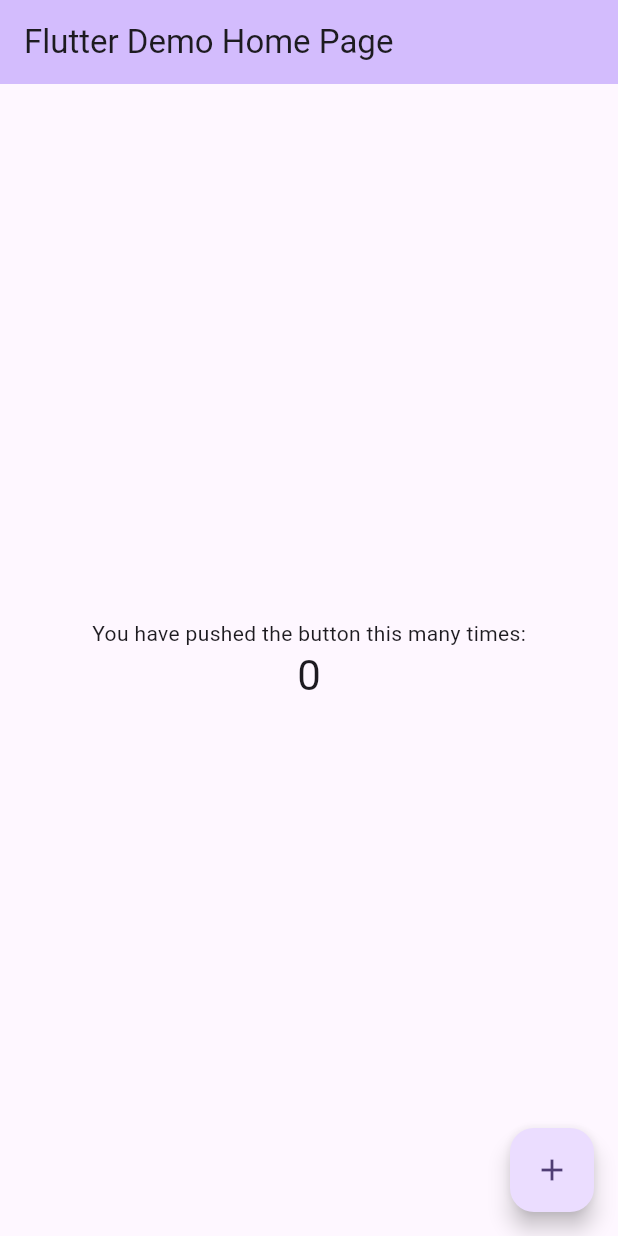
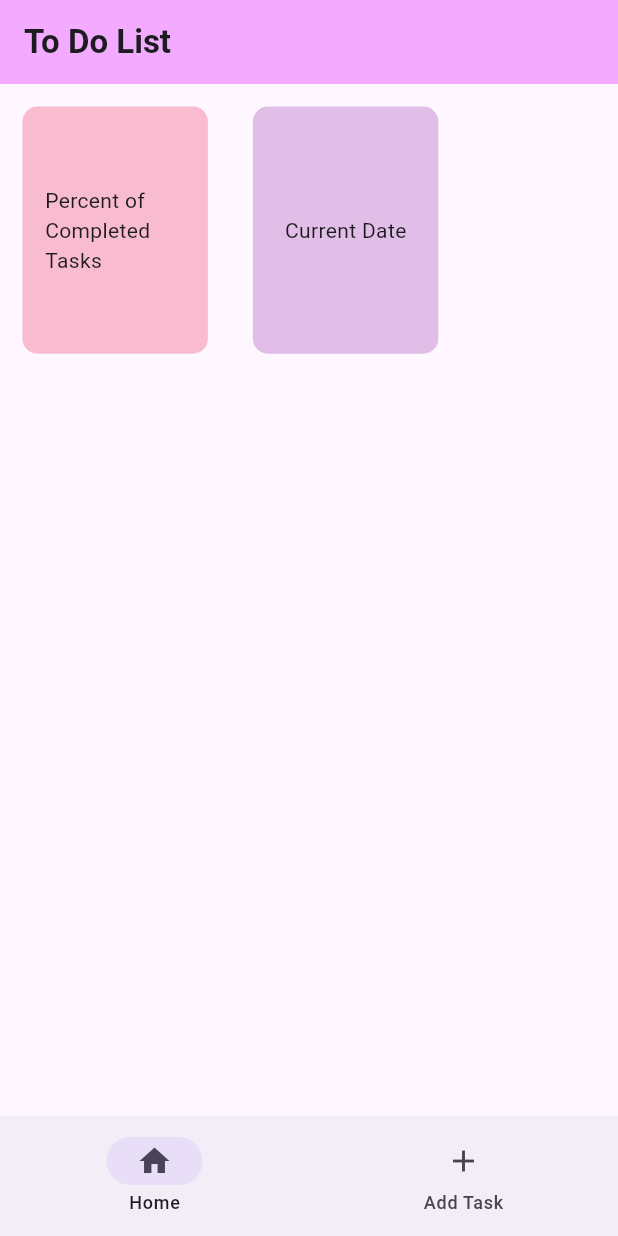
Before and after one commit to PineappleJuice13/to_do_app, a Flutter app: the screen it shows after launch, on a phone screen of 412 x 824 dp. Run offline on Flutter 3.47's test engine with Material 3 defaults, Android fonts, the phone set to English and light mode, and no system bars.

Commit message:
Created two screens and 3 widgets
- Began working on Home Screen and Task Creation Screen
- Began working on stats card and navigation widgets

```diff
--- a/lib/main.dart
+++ b/lib/main.dart
@@ -1,122 +1,30 @@
 import 'package:flutter/material.dart';
+import 'package:to_do_app/screens/home_screen.dart';
 
 void main() {
-  runApp(const MyApp());
+  runApp(const MyHomeApp());
 }
 
-class MyApp extends StatelessWidget {
-  const MyApp({super.key});
+// void main() {
+//   runApp(const MaterialApp(title: 'Navigation Basics', home: FirstRoute()));
+// }
 
-  // This widget is the root of your application.
-  @override
-  Widget build(BuildContext context) {
-    return MaterialApp(
-      title: 'Flutter Demo',
-      theme: ThemeData(
-        // This is the theme of your application.
-        //
-        // TRY THIS: Try running your application with "flutter run". You'll see
-        // the application has a purple toolbar. Then, without quitting the app,
-        // try changing the seedColor in the colorScheme below to Colors.green
-        // and then invoke "hot reload" (save your changes or press the "hot
-        // reload" button in a Flutter-supported IDE, or press "r" if you used
-        // the command line to start the app).
-        //
-        // Notice that the counter didn't reset back to zero; the application
-        // state is not lost during the reload. To reset the state, use hot
-        // restart instead.
-        //
-        // This works for code too, not just values: Most code changes can be
-        // tested with just a hot reload.
-        colorScheme: .fromSeed(seedColor: Colors.deepPurple),
-      ),
-      home: const MyHomePage(title: 'Flutter Demo Home Page'),
-    );
-  }
-}
-
-class MyHomePage extends StatefulWidget {
-  const MyHomePage({super.key, required this.title});
-
-  // This widget is the home page of your application. It is stateful, meaning
-  // that it has a State object (defined below) that contains fields that affect
-  // how it looks.
-
-  // This class is the configuration for the state. It holds the values (in this
-  // case the title) provided by the parent (in this case the App widget) and
-  // used by the build method of the State. Fields in a Widget subclass are
-  // always marked "final".
-
-  final String title;
-
-  @override
-  State<MyHomePage> createState() => _MyHomePageState();
-}
-
-class _MyHomePageState extends State<MyHomePage> {
-  int _counter = 0;
-
-  void _incrementCounter() {
-    setState(() {
-      // This call to setState tells the Flutter framework that something has
-      // changed in this State, which causes it to rerun the build method below
-      // so that the display can reflect the updated values. If we changed
-      // _counter without calling setState(), then the build method would not be
-      // called again, and so nothing would appear to happen.
-      _counter++;
-    });
-  }
+class MyHomeApp extends StatelessWidget {
+  const MyHomeApp({super.key});
 
   @override
   Widget build(BuildContext context) {
-    // This method is rerun every time setState is called, for instance as done
-    // by the _incrementCounter method above.
-    //
-    // The Flutter framework has been optimized to make rerunning build methods
-    // fast, so that you can just rebuild anything that needs updating rather
-    // than having to individually change instances of widgets.
-    return Scaffold(
-      appBar: AppBar(
-        // TRY THIS: Try changing the color here to a specific color (to
-        // Colors.amber, perhaps?) and trigger a hot reload to see the AppBar
-        // change color while the other colors stay the same.
-        backgroundColor: Theme.of(context).colorScheme.inversePrimary,
-        // Here we take the value from the MyHomePage object that was created by
-        // the App.build method, and use it to set our appbar title.
-        title: Text(widget.title),
-      ),
-      body: Center(
-        // Center is a layout widget. It takes a single child and positions it
-        // in the middle of the parent.
-        child: Column(
-          // Column is also a layout widget. It takes a list of children and
-          // arranges them vertically. By default, it sizes itself to fit its
-          // children horizontally, and tries to be as tall as its parent.
-          //
-          // Column has various properties to control how it sizes itself and
-          // how it positions its children. Here we use mainAxisAlignment to
-          // center the children vertically; the main axis here is the vertical
-          // axis because Columns are vertical (the cross axis would be
-          // horizontal).
-          //
-          // TRY THIS: Invoke "debug painting" (choose the "Toggle Debug Paint"
-          // action in the IDE, or press "p" in the console), to see the
-          // wireframe for each widget.
-          mainAxisAlignment: .center,
-          children: [
-            const Text('You have pushed the button this many times:'),
-            Text(
-              '$_counter',
-              style: Theme.of(context).textTheme.headlineMedium,
+
+    return MaterialApp(
+      title: 'To Do List',
+        theme: ThemeData(
+          colorScheme: ColorScheme.fromSeed(
+            seedColor: Colors.purple
             ),
-          ],
         ),
-      ),
-      floatingActionButton: FloatingActionButton(
-        onPressed: _incrementCounter,
-        tooltip: 'Increment',
-        child: const Icon(Icons.add),
-      ),
-    );
+
+        // First screen displayed
+        home: const HomeScreen(),
+      );
   }
 }
--- /dev/null
+++ b/lib/screens/home_screen.dart
@@ -0,0 +1,47 @@
+import 'package:flutter/material.dart';
+import 'package:to_do_app/widgets/navigation_bar.dart';
+import 'package:to_do_app/widgets/stats_card.dart';
+
+class HomeScreen extends StatefulWidget {
+  const HomeScreen({super.key});
+
+  @override
+  State<HomeScreen> createState() => _HomeScreenState();
+}
+
+class _HomeScreenState extends State<HomeScreen> {
+  // Tracks currently selected nav item
+  int selectedIndex = 0;
+
+  @override
+  Widget build(BuildContext context) {
+    // Get the size of the screen
+    // Will be used later to make elements reize according to screen size
+    final double screenWidth = MediaQuery.of(context).size.width;
+    final double screenHeight = MediaQuery.of(context).size.height;
+
+    return MaterialApp(
+      home: Scaffold(
+        body:
+        // Call Stats Card Widget
+        MyStatsCard(
+            screenWidth: screenWidth,
+            screenHeight: screenHeight
+          ),
+
+        bottomNavigationBar:
+        // Call Stats Card Widget
+        MyNavigationBar(
+          selectedIndex: selectedIndex,
+
+          onNavSelected: (int index){
+              setState(() {
+                selectedIndex = index;
+              });
+            }
+          ),
+
+        ),
+    );
+  }
+}
--- /dev/null
+++ b/lib/screens/task_creation_screen.dart
@@ -0,0 +1,25 @@
+import 'package:flutter/material.dart';
+
+class MyCreationApp extends StatefulWidget {
+  const new({super.key});
+
+  @override
+  State<MyCreationApp> createState() => _MyCreationAppState();
+}
+
+class _MyCreationAppState extends State<MyCreationApp> {
+  @override
+  Widget build(BuildContext context) {
+    return Scaffold(
+      appBar: AppBar(
+        title: Text("Task Creation",
+          style: TextStyle(
+            fontWeight: FontWeight.bold
+            )
+        ),
+
+        backgroundColor: Colors.pink,
+      )
+    );
+  }
+}
--- /dev/null
+++ b/lib/widgets/navigation_bar.dart
@@ -0,0 +1,42 @@
+import 'package:flutter/material.dart';
+
+// Widget displays the navigation bar
+class MyNavigationBar extends StatelessWidget {
+  // Stores selected nav item here
+  final int selectedIndex;
+  // Callback function
+  // Selecting different nav item
+  final Function(int) onNavSelected;
+
+  // Constructor
+  // Requires both values from the parent widget
+  const MyNavigationBar({
+    super.key,
+    required this.selectedIndex,
+    required this.onNavSelected
+  });
+
+  @override
+  Widget build(BuildContext context) {
+    return NavigationBar(
+      selectedIndex: selectedIndex,
+      onDestinationSelected: onNavSelected,
+
+      // Navigation options
+      destinations: const [
+        // Index 0
+        NavigationDestination(
+          icon: Icon(Icons.home),
+          label: "Home",
+          ),
+
+        // Index 1
+        NavigationDestination(
+          icon: Icon(Icons.add),
+          label: "Add Task"
+          ),
+
+      ],
+    );
+  }
+}
--- /dev/null
+++ b/lib/widgets/stats_card.dart
@@ -0,0 +1,71 @@
+import 'package:flutter/material.dart';
+
+// Component displays the date and
+// percentage of task completed
+class MyStatsCard extends StatelessWidget {
+  final double screenHeight;
+  final double screenWidth;
+
+  // Parent must send the screens height and width
+  const MyStatsCard({
+    super.key,
+    required this.screenWidth,
+    required this.screenHeight
+  });
+
+
+  @override
+  Widget build(BuildContext context) {
+
+    return MaterialApp(
+      home: Scaffold(
+        appBar: AppBar(
+          title: const Text("To Do List",
+            style: TextStyle(
+              fontWeight: FontWeight.bold
+            ),
+          ),
+
+          backgroundColor: const Color.fromARGB(255, 242, 171, 255),
+        ),
+
+        // Percent and Date
+          body: SizedBox(
+            height: screenHeight * 0.4,
+            width: screenWidth,
+            child: Row(
+              mainAxisAlignment: MainAxisAlignment.start,
+              crossAxisAlignment: CrossAxisAlignment.start,
+              children: [
+                Container(
+                  height: screenHeight * 0.2,
+                  width: screenWidth * 0.3,
+                  padding: EdgeInsets.all(15),
+                  margin: EdgeInsets.all(15),
+                  alignment: Alignment.center,
+                  decoration: BoxDecoration(
+                    color: Colors.pink.shade100,
+                    borderRadius: BorderRadius.circular(10)
+                  ),
+                  child: Text("Percent of Completed Tasks"),                ),
+
+                  Container(
+                    height: screenHeight * 0.2,
+                    width: screenWidth * 0.3,
+                    padding: EdgeInsets.all(15),
+                    margin: EdgeInsets.all(15),
+                    alignment: Alignment.center,
+                    decoration: BoxDecoration(
+                      color: Colors.purple.shade100,
+                      borderRadius: BorderRadius.circular(10)
+                    ),
+                    child: Text("Current Date"),
+
+                  ),
+              ],
+            ),
+          ),
+        ),
+    );
+  }
+}
```
Also changed, not shown: lib/widgets/task_card.dart (added), 1 other file.
